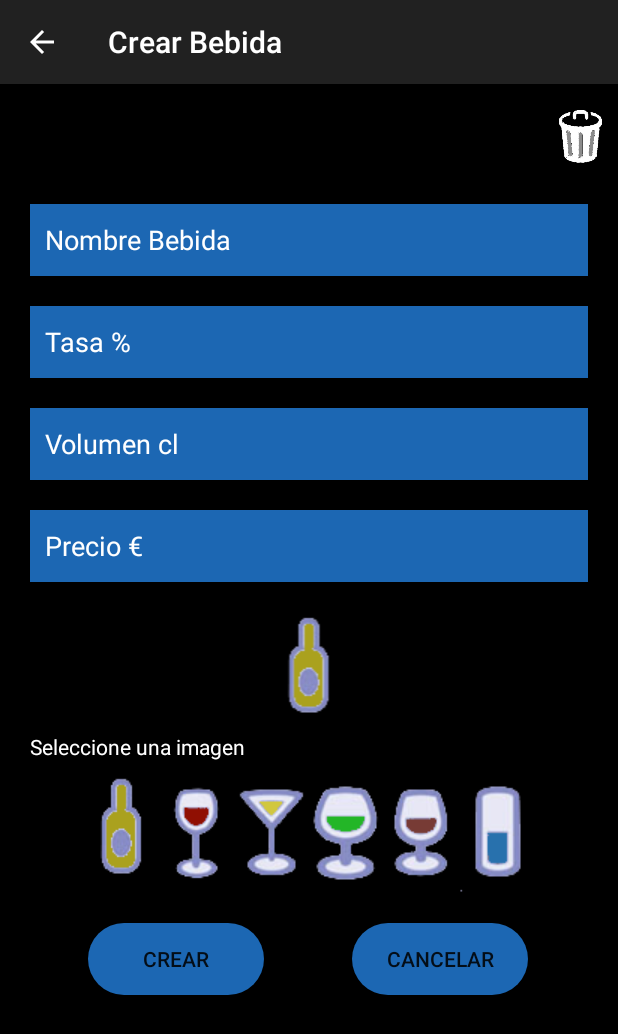
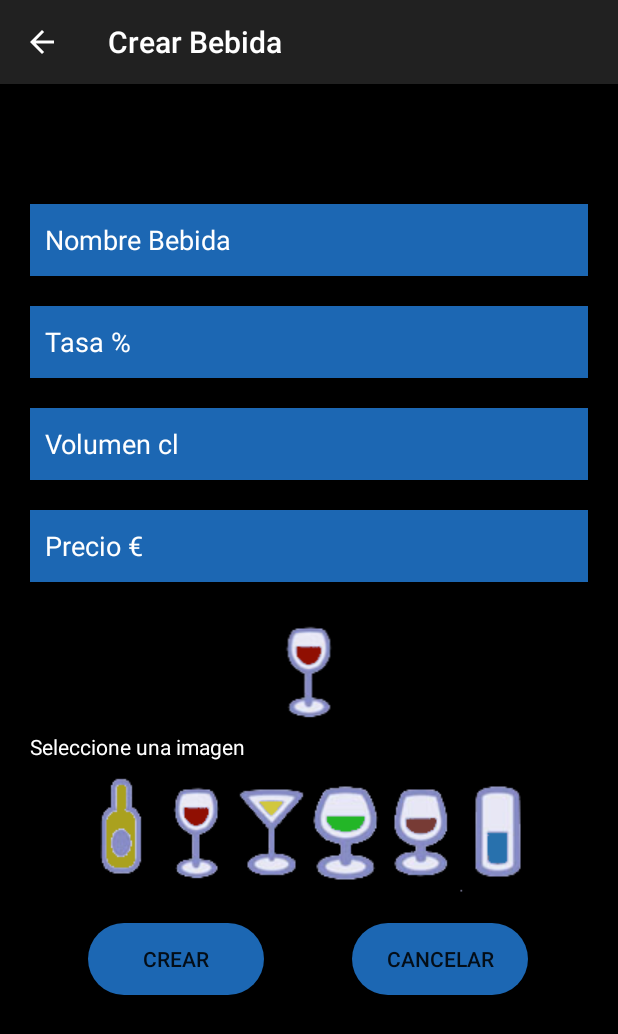
Before and after one commit to Manolek1975/CuentaCopas, an Android app: the FormActivity screen opened directly, with no data from a screen before it, after a tap on an icon or button, on a phone screen of 412 x 824 dp. Shown: the top 1034 px of the screen. Run offline under Robolectric (Android 15) with nearby library versions, the phone set to English and light mode, and no system bars.

Commit message:
RadioGroup images on Form

```diff
--- a/app/src/main/java/com/copas/FormActivity.java
+++ b/app/src/main/java/com/copas/FormActivity.java
@@ -7,6 +7,9 @@ import android.util.Log;
 import android.view.View;
 import android.widget.Button;
 import android.widget.EditText;
+import android.widget.ImageButton;
+import android.widget.ImageView;
+import android.widget.RadioButton;
 
 import androidx.appcompat.app.AppCompatActivity;
 
@@ -18,6 +21,7 @@ public class FormActivity extends AppCompatActivity {
     private EditText tasa;
     private EditText volumen;
     private EditText precio;
+    private ImageView image;
 
 
     @SuppressLint("SetTextI18n")
@@ -27,10 +31,12 @@ public class FormActivity extends AppCompatActivity {
         setContentView(R.layout.activity_form);
 
         Button btnSave = findViewById(R.id.btnGuardar);
+        ImageButton papelera = findViewById(R.id.btnPapelera);
         name = findViewById(R.id.nombre);
         tasa = findViewById(R.id.tasa);
         volumen = findViewById(R.id.volumen);
         precio = findViewById(R.id.precio);
+        image = findViewById(R.id.imageViewBebida);
 
         Intent i = getIntent();
         Bundle crud = i.getExtras();
@@ -39,6 +45,7 @@ public class FormActivity extends AppCompatActivity {
         if (bebida == null){
             this.setTitle("Crear Bebida");
             btnSave.setText("Crear");
+            papelera.setVisibility(View.INVISIBLE);
         } else {
             this.setTitle("Modificar Bebida");
             btnSave.setText("Modificar");
@@ -49,14 +56,11 @@ public class FormActivity extends AppCompatActivity {
         }
 
 
-        btnSave.setOnClickListener(new View.OnClickListener() {
-            @Override
-            public void onClick(View v) {
-                if (bebida == null){
-                    crearBebida();
-                } else {
-                    updateBebida();
-                }
+        btnSave.setOnClickListener(v -> {
+            if (bebida == null){
+                crearBebida();
+            } else {
+                updateBebida();
             }
         });
 
@@ -91,8 +95,36 @@ public class FormActivity extends AppCompatActivity {
         runBebidas();
     }
 
-    public void onRadioButtonClicked(View view){
-
+    public void onRadioButtonClicked(View v) {
+        // Is the button now checked?
+        boolean checked = ((RadioButton) v).isChecked();
+        // Check which radio button was clicked
+        switch(v.getId()) {
+            case R.id.radioButtonCerveza:
+                    imageName = "cerveza";
+                    image.setImageResource(R.drawable.cerveza);
+                break;
+            case R.id.radioButtonVino:
+                    imageName =  "vino";
+                    image.setImageResource(R.drawable.vino);
+                break;
+            case R.id.radioButtonVermu:
+                    imageName =  "vermu";
+                    image.setImageResource(R.drawable.vermut);
+                break;
+            case R.id.radioButtonLicor:
+                    imageName =  "licor";
+                    image.setImageResource(R.drawable.licor);
+                break;
+            case R.id.radioButtonBrandy:
+                    imageName =  "brandy";
+                    image.setImageResource(R.drawable.brandy);
+                break;
+            case R.id.radioButtonCombinado:
+                    imageName =  "combinado";
+                    image.setImageResource(R.drawable.combinado);
+                break;
+        }
     }
 
     public void runBebidas(){
--- a/app/src/main/java/com/copas/MainActivity.java
+++ b/app/src/main/java/com/copas/MainActivity.java
@@ -28,7 +28,8 @@ public class MainActivity extends AppCompatActivity {
 
     private Historico historico;
     private SeekBar seekbar;
-    private int lapso, peso, altura;
+    private int lapso;
+    private int altura;
     private double tasaTotal, precioTotal;
 
 
@@ -66,7 +67,7 @@ public class MainActivity extends AppCompatActivity {
         //graduacion = graduacion / 100; // Porcentaje
         //volumen = volumen * 10; // En mililitros
         SharedPreferences data = PreferenceManager.getDefaultSharedPreferences(this);
-        peso = Integer.parseInt(data.getString("peso", ""));
+        int peso = Integer.parseInt(data.getString("peso", ""));
         altura = Integer.parseInt(data.getString("altura", ""));
         TextView tasaText = findViewById(R.id.tasaTotal);
         TextView precioText = findViewById(R.id.precioTotal);
--- a/app/src/main/res/layout/activity_bebidas.xml
+++ b/app/src/main/res/layout/activity_bebidas.xml
@@ -1,7 +1,6 @@
 <?xml version="1.0" encoding="utf-8"?>
 <androidx.constraintlayout.widget.ConstraintLayout xmlns:android="http://schemas.android.com/apk/res/android"
     xmlns:app="http://schemas.android.com/apk/res-auto"
-    xmlns:tools="http://schemas.android.com/tools"
     android:layout_width="match_parent"
     android:layout_height="match_parent"
     android:background="@color/black" >
--- a/app/src/main/res/layout/activity_consumo.xml
+++ b/app/src/main/res/layout/activity_consumo.xml
@@ -1,7 +1,5 @@
 <?xml version="1.0" encoding="utf-8"?>
 <androidx.constraintlayout.widget.ConstraintLayout xmlns:android="http://schemas.android.com/apk/res/android"
-    xmlns:app="http://schemas.android.com/apk/res-auto"
-    xmlns:tools="http://schemas.android.com/tools"
     android:layout_width="match_parent"
     android:layout_height="match_parent"
     android:background="@color/black" >
@@ -10,7 +8,7 @@
         android:layout_width="match_parent"
         android:layout_height="match_parent"
         android:gravity="center_horizontal"
-        android:orientation="vertical">>
+        android:orientation="vertical">
         <Button
             android:id="@+id/button"
             android:layout_width="match_parent"
--- a/app/src/main/res/layout/activity_form.xml
+++ b/app/src/main/res/layout/activity_form.xml
@@ -16,10 +16,10 @@
         app:layout_constraintTop_toTopOf="parent">
 
         <ImageButton
-            android:id="@+id/imageButton"
+            android:id="@+id/btnPapelera"
             android:layout_width="50dp"
             android:layout_height="50dp"
-            android:layout_gravity="right"
+            android:layout_gravity="end"
             android:layout_marginTop="10dp"
             android:background="#00FFFFFF"
             android:contentDescription="@string/borrar_btn"
@@ -111,15 +111,16 @@
                 android:layout_width="match_parent"
                 android:layout_height="wrap_content"
                 android:tooltipText="Cerveza"
-                app:srcCompat="@drawable/cerveza" />
+                app:srcCompat="@drawable/cerveza"
+                android:contentDescription="@string/todo" />
 
             <TextView
-                android:id="@+id/textImagen"
+                android:id="@+id/textImageHelp"
                 android:layout_width="wrap_content"
                 android:layout_height="27dp"
                 android:ems="10"
                 android:minHeight="48dp"
-                android:text="Seleccione una imagen"
+                android:text="@string/seleccione_una_imagen"
                 android:textColor="@color/white" />
 
             <RadioGroup
@@ -144,8 +145,8 @@
                     android:background="@drawable/vino"
                     android:button="@android:color/transparent"
                     android:checked="false"
-                    android:clickable="true"
-                    android:onClick="onRadioButtonClicked" />
+                    android:onClick="onRadioButtonClicked"
+                    tools:ignore="DuplicateSpeakableTextCheck" />
 
                 <RadioButton
                     android:id="@+id/radioButtonVermu"
@@ -162,6 +163,7 @@
                     android:layout_height="wrap_content"
                     android:background="@drawable/licor"
                     android:button="@android:color/transparent"
+                    android:checked="false"
                     android:onClick="onRadioButtonClicked" />
 
                 <RadioButton
@@ -170,6 +172,7 @@
                     android:layout_height="wrap_content"
                     android:background="@drawable/brandy"
                     android:button="@android:color/transparent"
+                    android:checked="false"
                     android:onClick="onRadioButtonClicked" />
 
                 <RadioButton
@@ -178,6 +181,7 @@
                     android:layout_height="wrap_content"
                     android:background="@drawable/combinado"
                     android:button="@android:color/transparent"
+                    android:checked="false"
                     android:onClick="onRadioButtonClicked" />
 
             </RadioGroup>
@@ -187,13 +191,7 @@
         <LinearLayout
             android:layout_width="match_parent"
             android:layout_height="match_parent"
-            android:orientation="vertical">
-
-
-            <LinearLayout
-                android:layout_width="match_parent"
-                android:layout_height="match_parent"
-                android:orientation="horizontal">
+            android:orientation="horizontal">
 
                 <Space
                     android:layout_width="wrap_content"
@@ -207,7 +205,7 @@
                     android:layout_weight="1"
                     android:background="@drawable/roundedbutton"
                     android:onClick="crearBebida"
-                    android:text="Guardar" />
+                    android:text="@string/guardar" />
 
                 <Space
                     android:layout_width="wrap_content"
@@ -221,15 +219,13 @@
                     android:layout_weight="1"
                     android:background="@drawable/roundedbutton"
                     android:onClick="runCancelar"
-                    android:text="Cancelar" />
+                    android:text="@string/cancelar" />
 
                 <Space
                     android:layout_width="wrap_content"
                     android:layout_height="wrap_content"
                     android:layout_weight="2" />
 
-            </LinearLayout>
-
         </LinearLayout>
 
     </LinearLayout>
--- a/app/src/main/res/layout/activity_main.xml
+++ b/app/src/main/res/layout/activity_main.xml
@@ -1,6 +1,5 @@
 <?xml version="1.0" encoding="utf-8"?>
 <androidx.constraintlayout.widget.ConstraintLayout xmlns:android="http://schemas.android.com/apk/res/android"
-    xmlns:app="http://schemas.android.com/apk/res-auto"
     xmlns:tools="http://schemas.android.com/tools"
     android:layout_width="match_parent"
     android:layout_height="match_parent"
@@ -76,7 +75,6 @@
                 android:layout_marginTop="24dp"
                 android:contentDescription="@string/tiempo"
                 android:max="24"
-                android:onClick="seekValue"
                 android:progress="6"
                 tools:ignore="TouchTargetSizeCheck,DuplicateSpeakableTextCheck" />
 
--- a/app/src/main/res/values/strings.xml
+++ b/app/src/main/res/values/strings.xml
@@ -27,12 +27,15 @@
     <string name="vol_bebida_hint">Volumen cl</string>
     <string name="precio_bebida_hint">Precio €</string>
 
-
     <string name="crear_bebida">Crear Bebida</string>
     <string name="tasa">0%</string>
     <string name="precio">0€</string>
     <string name="tiempo">Lapso: 6h</string>
     <string name="test">Test</string>
+    <string name="seleccione_una_imagen">Seleccione una imagen</string>
+    <string name="guardar">Guardar</string>
+    <string name="cancelar">Cancelar</string>
+    <string name="todo">TODO</string>
 
     <string-array name="name_array">
         <item>Cerveza</item>
```
Also changed, not shown: app/src/main/java/com/copas/Historico.java (+7 -8 lines), app/src/main/java/com/copas/TopMenu.java (+5 -5 lines).
